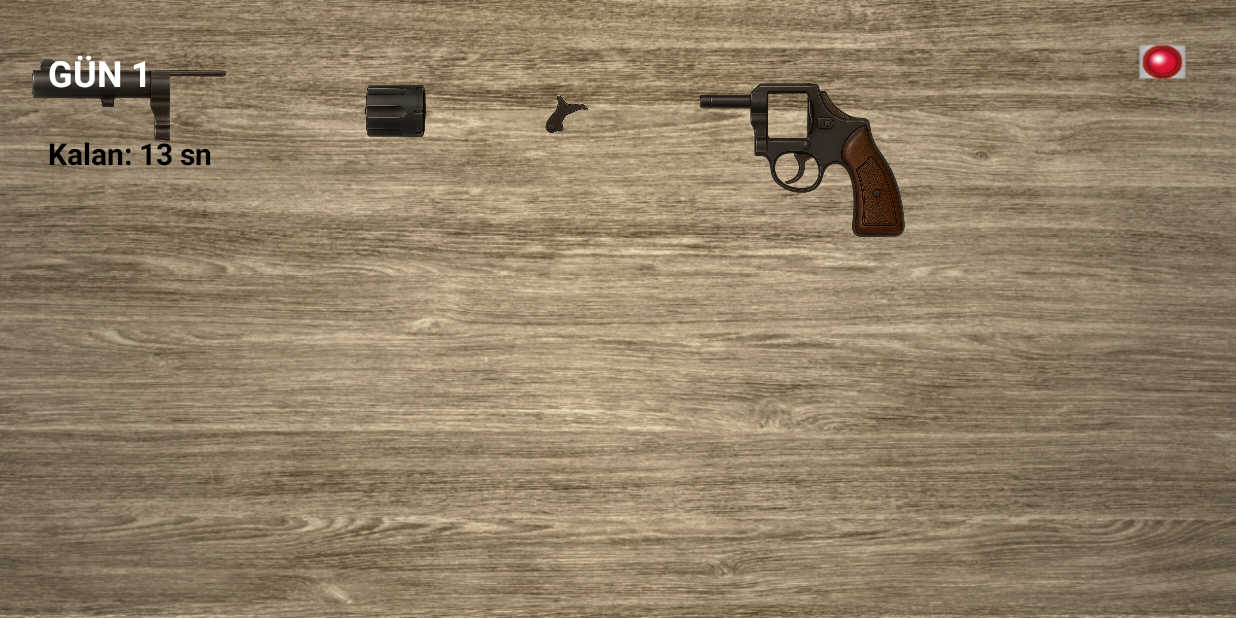
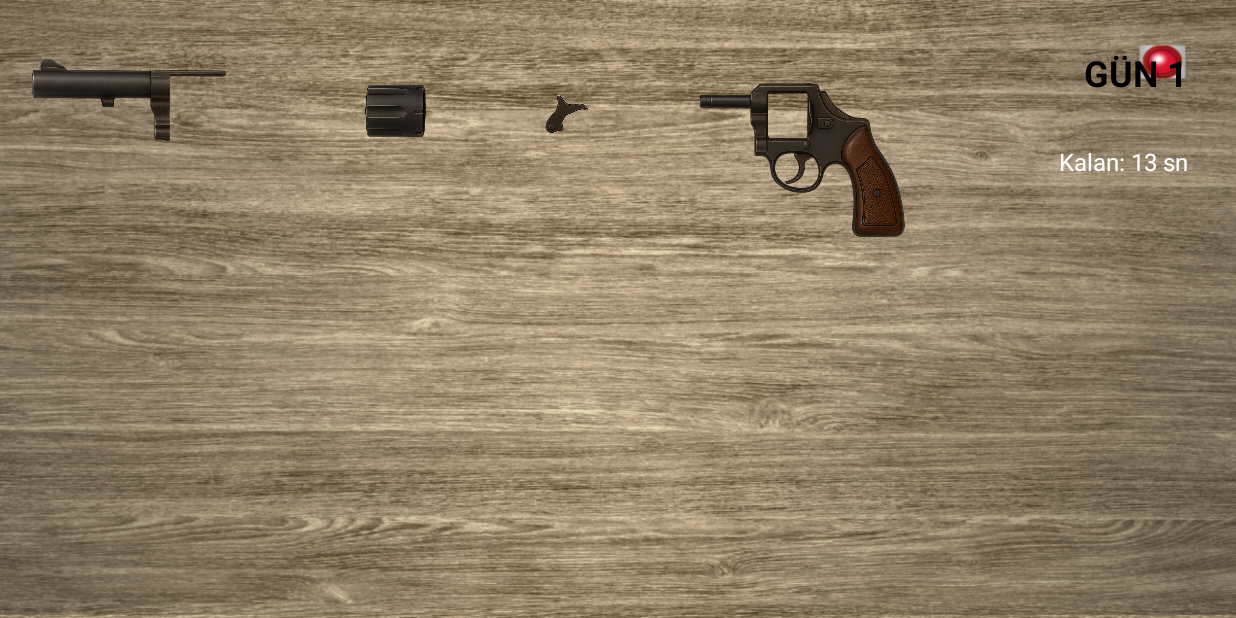
Before and after one commit to EsatAlpaslan/Java-kargo-oyun, an Android app: the MainRoomFragment screen opened through its navigation route, on a phone screen of 824 x 412 dp (held sideways). Run offline under Robolectric (Android 15) with nearby library versions, the phone set to English and light mode, and no system bars.

Commit message:
düzeltmeler yapılmaya çalışılıyor

```diff
--- a/app/src/main/res/layout/fragment_main_room.xml
+++ b/app/src/main/res/layout/fragment_main_room.xml
@@ -74,13 +74,12 @@
         android:text="✔ Silah başarıyla tamamlandı!"
         android:textSize="24sp"
         android:textStyle="bold"
-        android:textColor="#00C853"
+        android:textColor="#FFFFFF"
         android:visibility="gone"
         android:layout_gravity="center"
         android:background="#AA000000"
         android:padding="16dp"
         android:elevation="10dp"/>
-
 
     <!-- Sonraki Güne Geç Butonu -->
     <Button
@@ -110,8 +109,8 @@
             android:text="GÜN 1"
             android:textSize="24sp"
             android:textStyle="bold"
-        android:textColor="#FFFFFF"
-        android:layout_gravity="top|start"
+            android:textColor="#000000"
+            android:layout_gravity="bottom|end"
             android:layout_margin="16dp" />
 
  <!-- sayac -->
@@ -119,13 +118,11 @@
             android:id="@+id/dayTimerText"
             android:layout_width="wrap_content"
             android:layout_height="wrap_content"
-        android:text="15"
-        android:textSize="20sp"
-        android:textStyle="bold"
-        android:textColor="@android:color/black"
-        android:layout_marginTop="8dp"
-        android:layout_gravity="top|start"
-        android:layout_marginStart="16dp"/>
+            android:text="Kalan: 15 sn"
+            android:textColor="@android:color/white"
+            android:textSize="16sp"
+            android:layout_gravity="bottom|end"
+            android:layout_margin="16dp"/>
 
     </LinearLayout>
 
@@ -133,4 +130,5 @@
 
 
 
+
 </FrameLayout>
```
Also changed, not shown: app/src/main/java/com/example/kargocuillegal/MainRoomFragment.java (+13 -2 lines). Lines whose indentation alone changed are shown as unchanged.
